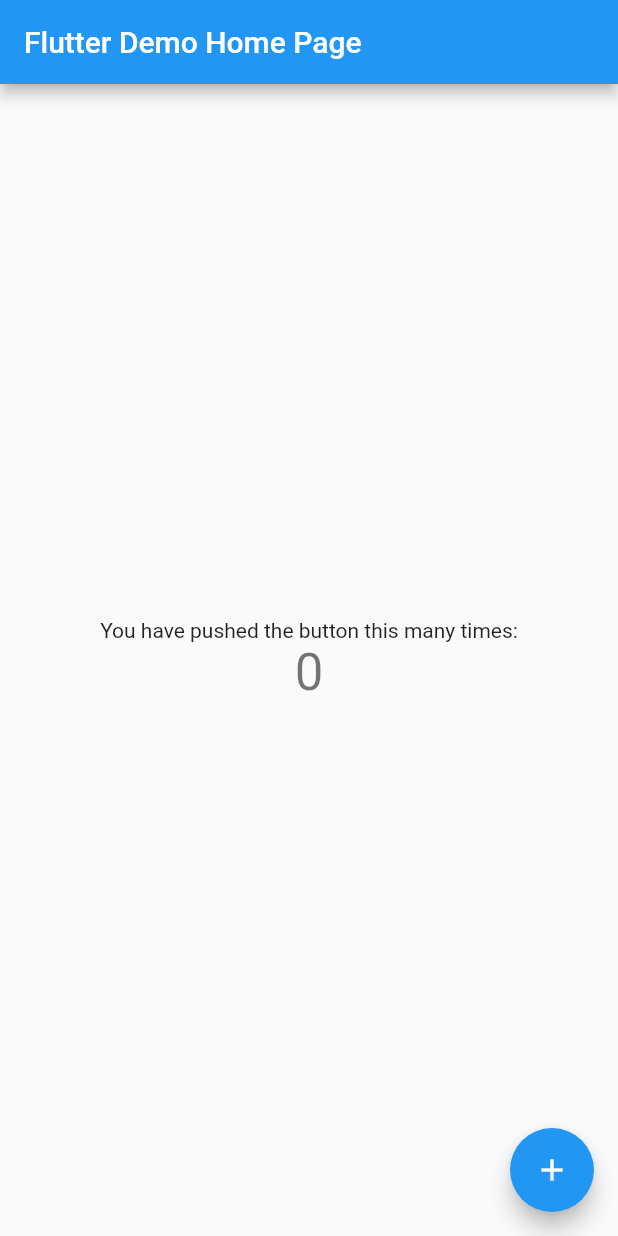
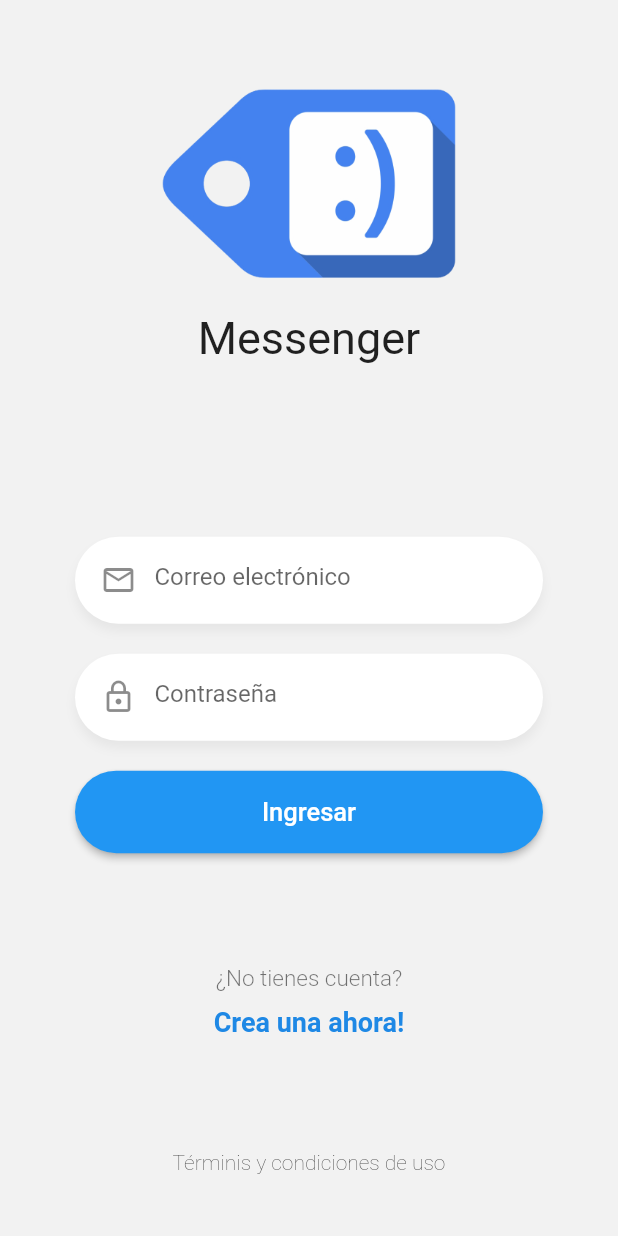
Before and after one commit to juancho637/flutter-chat, a Flutter app: the screen it shows after launch, on a phone screen of 412 x 824 dp. Run offline on Flutter 3.47's test engine with Material 2 defaults, Android fonts, the phone set to English and light mode, and no system bars.

Commit message:
diseño de login y registro terminado

```diff
--- a/lib/main.dart
+++ b/lib/main.dart
@@ -1,117 +1,17 @@
 import 'package:flutter/material.dart';
 
-void main() {
-  runApp(MyApp());
-}
+import 'package:chat/routes/routes.dart';
+
+void main() => runApp(MyApp());
 
 class MyApp extends StatelessWidget {
-  // This widget is the root of your application.
   @override
   Widget build(BuildContext context) {
     return MaterialApp(
-      title: 'Flutter Demo',
-      theme: ThemeData(
-        // This is the theme of your application.
-        //
-        // Try running your application with "flutter run". You'll see the
-        // application has a blue toolbar. Then, without quitting the app, try
-        // changing the primarySwatch below to Colors.green and then invoke
-        // "hot reload" (press "r" in the console where you ran "flutter run",
-        // or simply save your changes to "hot reload" in a Flutter IDE).
-        // Notice that the counter didn't reset back to zero; the application
-        // is not restarted.
-        primarySwatch: Colors.blue,
-        // This makes the visual density adapt to the platform that you run
-        // the app on. For desktop platforms, the controls will be smaller and
-        // closer together (more dense) than on mobile platforms.
-        visualDensity: VisualDensity.adaptivePlatformDensity,
-      ),
-      home: MyHomePage(title: 'Flutter Demo Home Page'),
+      title: 'Material App',
+      debugShowCheckedModeBanner: false,
+      initialRoute: 'login',
+      routes: appRoutes,
     );
   }
 }
-
-class MyHomePage extends StatefulWidget {
-  MyHomePage({Key key, this.title}) : super(key: key);
-
-  // This widget is the home page of your application. It is stateful, meaning
-  // that it has a State object (defined below) that contains fields that affect
-  // how it looks.
-
-  // This class is the configuration for the state. It holds the values (in this
-  // case the title) provided by the parent (in this case the App widget) and
-  // used by the build method of the State. Fields in a Widget subclass are
-  // always marked "final".
-
-  final String title;
-
-  @override
-  _MyHomePageState createState() => _MyHomePageState();
-}
-
-class _MyHomePageState extends State<MyHomePage> {
-  int _counter = 0;
-
-  void _incrementCounter() {
-    setState(() {
-      // This call to setState tells the Flutter framework that something has
-      // changed in this State, which causes it to rerun the build method below
-      // so that the display can reflect the updated values. If we changed
-      // _counter without calling setState(), then the build method would not be
-      // called again, and so nothing would appear to happen.
-      _counter++;
-    });
-  }
-
-  @override
-  Widget build(BuildContext context) {
-    // This method is rerun every time setState is called, for instance as done
-    // by the _incrementCounter method above.
-    //
-    // The Flutter framework has been optimized to make rerunning build methods
-    // fast, so that you can just rebuild anything that needs updating rather
-    // than having to individually change instances of widgets.
-    return Scaffold(
-      appBar: AppBar(
-        // Here we take the value from the MyHomePage object that was created by
-        // the App.build method, and use it to set our appbar title.
-        title: Text(widget.title),
-      ),
-      body: Center(
-        // Center is a layout widget. It takes a single child and positions it
-        // in the middle of the parent.
-        child: Column(
-          // Column is also a layout widget. It takes a list of children and
-          // arranges them vertically. By default, it sizes itself to fit its
-          // children horizontally, and tries to be as tall as its parent.
-          //
-          // Invoke "debug painting" (press "p" in the console, choose the
-          // "Toggle Debug Paint" action from the Flutter Inspector in Android
-          // Studio, or the "Toggle Debug Paint" command in Visual Studio Code)
-          // to see the wireframe for each widget.
-          //
-          // Column has various properties to control how it sizes itself and
-          // how it positions its children. Here we use mainAxisAlignment to
-          // center the children vertically; the main axis here is the vertical
-          // axis because Columns are vertical (the cross axis would be
-          // horizontal).
-          mainAxisAlignment: MainAxisAlignment.center,
-          children: <Widget>[
-            Text(
-              'You have pushed the button this many times:',
-            ),
-            Text(
-              '$_counter',
-              style: Theme.of(context).textTheme.headline4,
-            ),
-          ],
-        ),
-      ),
-      floatingActionButton: FloatingActionButton(
-        onPressed: _incrementCounter,
-        tooltip: 'Increment',
-        child: Icon(Icons.add),
-      ), // This trailing comma makes auto-formatting nicer for build methods.
-    );
-  }
-}
--- /dev/null
+++ b/lib/pages/login_page.dart
@@ -0,0 +1,76 @@
+import 'package:chat/widgets/blue_button.dart';
+import 'package:chat/widgets/labels.dart';
+import 'package:flutter/material.dart';
+
+import 'package:chat/widgets/logo.dart';
+import 'package:chat/widgets/custom_input.dart';
+
+class LoginPage extends StatelessWidget {
+  @override
+  Widget build(BuildContext context) {
+    return Scaffold(
+        backgroundColor: Color(0xffF2F2F2),
+        body: SafeArea(
+          child: SingleChildScrollView(
+            physics: BouncingScrollPhysics(),
+            child: Container(
+              height: MediaQuery.of(context).size.height * 0.95,
+              child: Column(
+                mainAxisAlignment: MainAxisAlignment.spaceBetween,
+                children: [
+                  Logo(title: 'Messenger'),
+                  _Form(),
+                  Labels(
+                      title: '¿No tienes cuenta?',
+                      textToAction: 'Crea una ahora!',
+                      route: 'register'),
+                  Text(
+                    'Términis y condiciones de uso',
+                    style: TextStyle(fontWeight: FontWeight.w200),
+                  )
+                ],
+              ),
+            ),
+          ),
+        ));
+  }
+}
+
+class _Form extends StatefulWidget {
+  @override
+  __FormState createState() => __FormState();
+}
+
+class __FormState extends State<_Form> {
+  final emailController = TextEditingController();
+  final passwordController = TextEditingController();
+
+  @override
+  Widget build(BuildContext context) {
+    return Container(
+      margin: EdgeInsets.only(top: 40),
+      padding: EdgeInsets.symmetric(horizontal: 50),
+      child: Column(
+        children: [
+          CustomInput(
+              icon: Icons.mail_outline,
+              placeholder: 'Correo electrónico',
+              keyboardType: TextInputType.emailAddress,
+              textController: emailController),
+          CustomInput(
+              icon: Icons.lock_outline,
+              placeholder: 'Contraseña',
+              keyboardType: TextInputType.text,
+              textController: passwordController,
+              isPassword: true),
+          BlueButton(
+              text: 'Ingresar',
+              onPressed: () {
+                print(emailController.text);
+                print(passwordController.text);
+              })
+        ],
+      ),
+    );
+  }
+}
--- /dev/null
+++ b/lib/routes/routes.dart
@@ -0,0 +1,15 @@
+import 'package:flutter/material.dart';
+
+import 'package:chat/pages/chat_page.dart';
+import 'package:chat/pages/loading_page.dart';
+import 'package:chat/pages/login_page.dart';
+import 'package:chat/pages/register_page.dart';
+import 'package:chat/pages/users_page.dart';
+
+final Map<String, Widget Function(BuildContext)> appRoutes = {
+  'users': (_) => UsersPage(),
+  'chat': (_) => ChatPage(),
+  'login': (_) => LoginPage(),
+  'register': (_) => RegisterPage(),
+  'loading': (_) => LoadingPage(),
+};
--- /dev/null
+++ b/lib/widgets/blue_button.dart
@@ -0,0 +1,30 @@
+import 'package:flutter/material.dart';
+
+class BlueButton extends StatelessWidget {
+  final String text;
+  final Function onPressed;
+
+  const BlueButton({Key key, @required this.text, @required this.onPressed})
+      : super(key: key);
+
+  @override
+  Widget build(BuildContext context) {
+    return RaisedButton(
+      elevation: 2,
+      onPressed: this.onPressed,
+      highlightElevation: 5,
+      color: Colors.blue,
+      shape: StadiumBorder(),
+      child: Container(
+        width: double.infinity,
+        height: 55,
+        child: Center(
+          child: Text(
+            this.text,
+            style: TextStyle(color: Colors.white, fontSize: 17),
+          ),
+        ),
+      ),
+    );
+  }
+}
--- /dev/null
+++ b/lib/widgets/custom_input.dart
@@ -0,0 +1,47 @@
+import 'package:flutter/material.dart';
+
+class CustomInput extends StatelessWidget {
+  final IconData icon;
+  final String placeholder;
+  final TextEditingController textController;
+  final TextInputType keyboardType;
+  final bool isAutocorrect;
+  final bool isPassword;
+
+  const CustomInput(
+      {Key key,
+      @required this.icon,
+      @required this.placeholder,
+      @required this.textController,
+      this.keyboardType = TextInputType.text,
+      this.isAutocorrect = false,
+      this.isPassword = false})
+      : super(key: key);
+
+  @override
+  Widget build(BuildContext context) {
+    return Container(
+      padding: EdgeInsets.only(top: 5, left: 5, bottom: 5, right: 20),
+      margin: EdgeInsets.only(bottom: 20),
+      decoration: BoxDecoration(
+          color: Colors.white,
+          borderRadius: BorderRadius.circular(30),
+          boxShadow: <BoxShadow>[
+            BoxShadow(
+                color: Colors.black.withOpacity(0.05),
+                offset: Offset(0, 5),
+                blurRadius: 5)
+          ]),
+      child: TextField(
+        controller: this.textController,
+        autocorrect: this.isAutocorrect,
+        keyboardType: this.keyboardType,
+        obscureText: this.isPassword,
+        decoration: InputDecoration(
+            prefixIcon: Icon(this.icon),
+            border: InputBorder.none,
+            hintText: this.placeholder),
+      ),
+    );
+  }
+}
--- /dev/null
+++ b/lib/widgets/labels.dart
@@ -0,0 +1,40 @@
+import 'package:flutter/material.dart';
+
+class Labels extends StatelessWidget {
+  final String title;
+  final String textToAction;
+  final String route;
+
+  const Labels({
+    Key key,
+    @required this.title,
+    @required this.textToAction,
+    @required this.route,
+  }) : super(key: key);
+
+  @override
+  Widget build(BuildContext context) {
+    return Container(
+      child: Column(
+        children: [
+          Text(this.title,
+              style: TextStyle(
+                  color: Colors.black54,
+                  fontSize: 15,
+                  fontWeight: FontWeight.w300)),
+          SizedBox(height: 10),
+          GestureDetector(
+            onTap: () {
+              Navigator.pushReplacementNamed(context, this.route);
+            },
+            child: Text(this.textToAction,
+                style: TextStyle(
+                    color: Colors.blue[600],
+                    fontSize: 18,
+                    fontWeight: FontWeight.bold)),
+          ),
+        ],
+      ),
+    );
+  }
+}
--- /dev/null
+++ b/lib/widgets/logo.dart
@@ -0,0 +1,26 @@
+import 'package:flutter/material.dart';
+
+class Logo extends StatelessWidget {
+  final String title;
+
+  const Logo({Key key, @required this.title}) : super(key: key);
+  @override
+  Widget build(BuildContext context) {
+    return Center(
+      child: Container(
+        width: 200,
+        margin: EdgeInsets.only(top: 50),
+        child: Column(
+          children: [
+            Image(image: AssetImage('assets/tag-logo.png')),
+            SizedBox(height: 20),
+            Text(
+              this.title,
+              style: TextStyle(fontSize: 30),
+            )
+          ],
+        ),
+      ),
+    );
+  }
+}
```
Also changed, not shown: lib/pages/chat_page.dart (added, +12 -0 lines), lib/pages/loading_page.dart (added, +12 -0 lines), lib/pages/register_page.dart (added, +82 -0 lines), lib/pages/users_page.dart (added, +12 -0 lines), pubspec.yaml (+3 -5 lines), assets/tag-logo.png (added), 1 other file.
